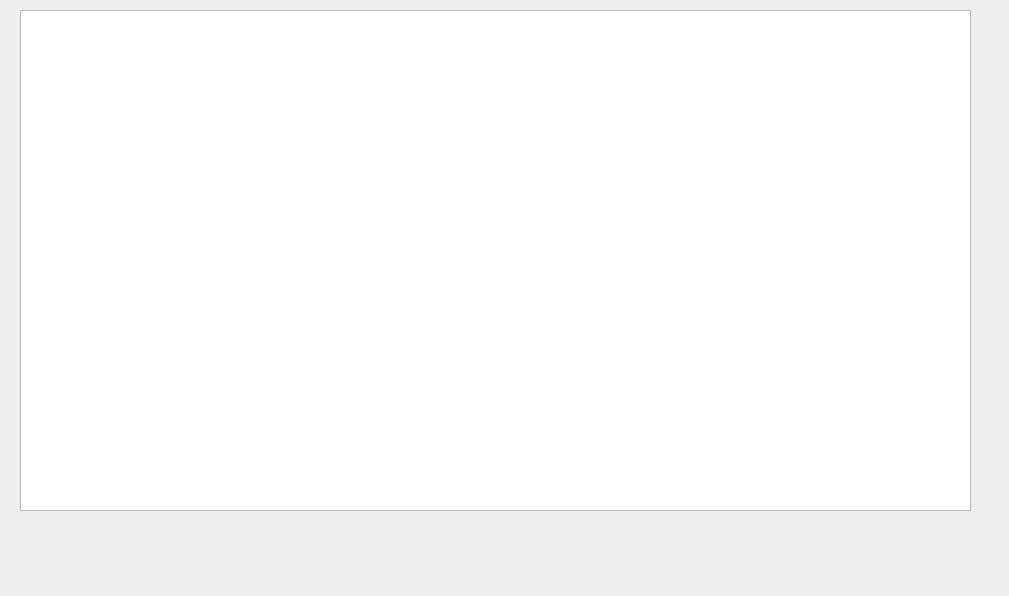
The window that list.ui (wangkeyi203/lengku) describes before a commit, drawn with Qt 5.
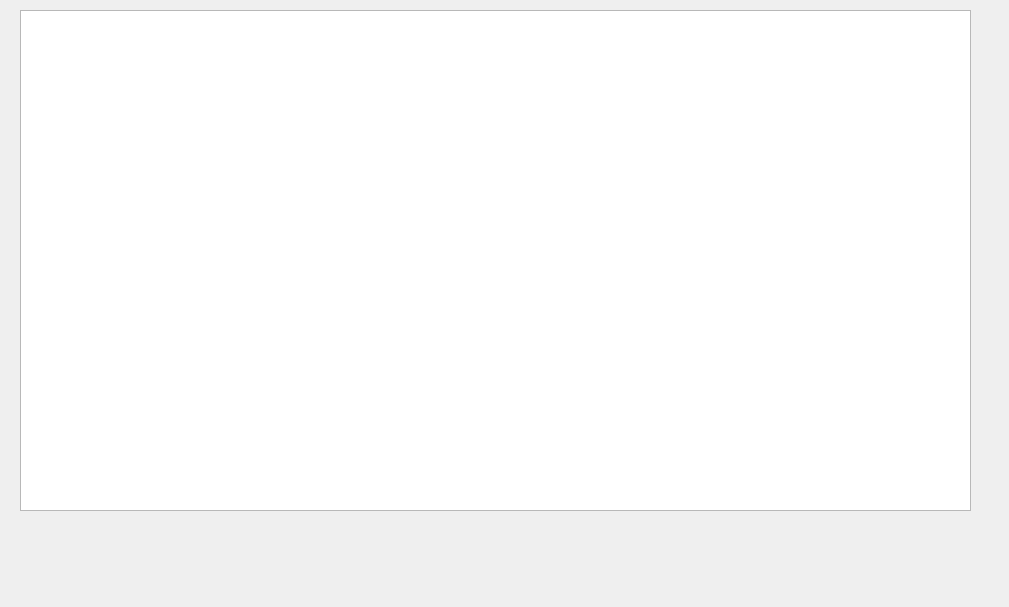
The same window after the commit.

Diff of the .ui file:
```diff
--- a/list.ui
+++ b/list.ui
@@ -7,7 +7,7 @@
     <x>0</x>
     <y>0</y>
     <width>1009</width>
-    <height>596</height>
+    <height>607</height>
    </rect>
   </property>
   <property name="windowTitle">
```
